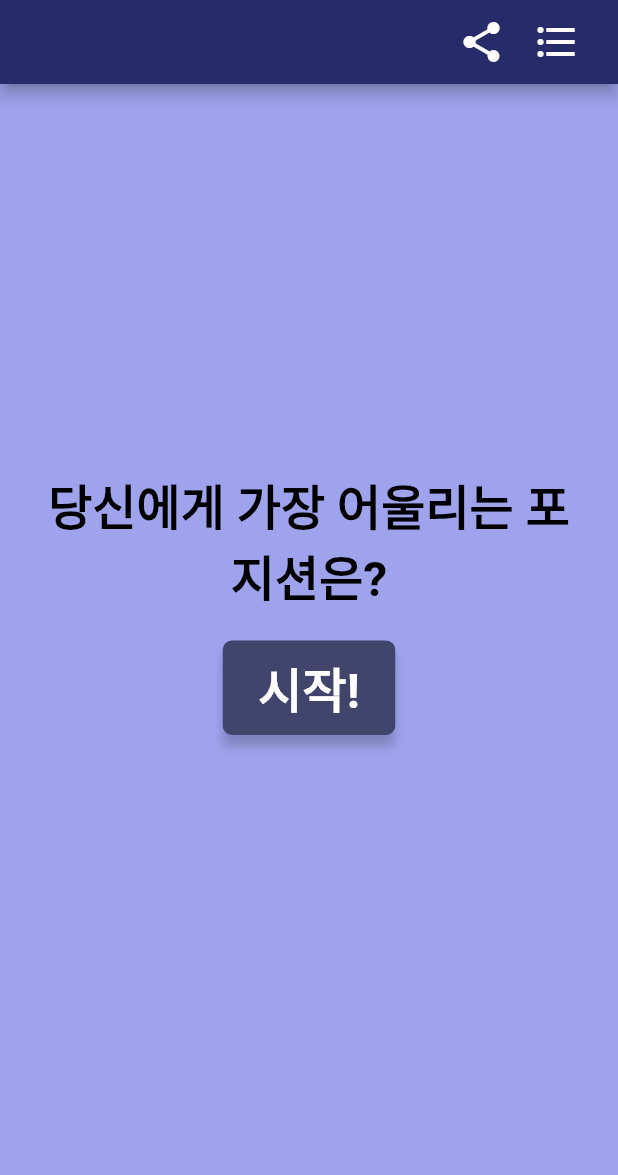
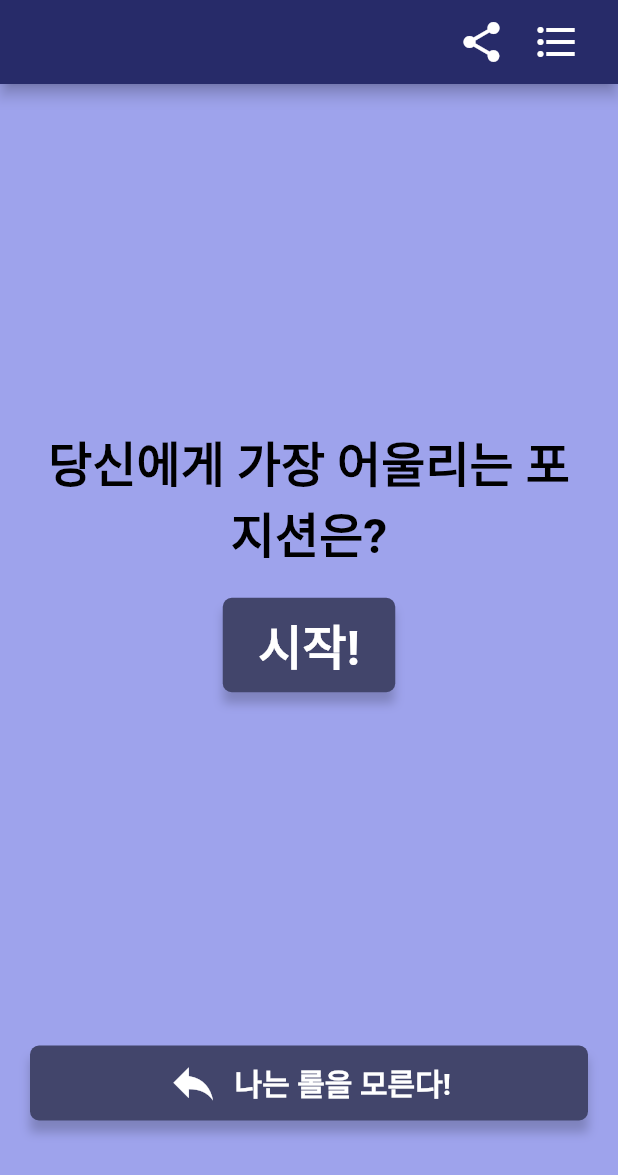
Before and after one commit to gns0170/flutter_app_7, a Flutter app: the screen it shows after launch, on a phone screen of 412 x 824 dp. Shown: the top 1175 px of the screen. Run offline on Flutter 3.47's test engine with Material 2 defaults, Android fonts, the phone set to English and light mode, and no system bars; drawn by our look-alikes of google_mobile_ads; our stand-ins replace charts_flutter, cloud_firestore, cloud_functions, firebase_auth, firebase_core, google_sign_in and 3 more; missing offline and left inert: achievement_view; accounts and stored records are empty; network calls fail.

```diff
--- a/lib/screens/home.dart
+++ b/lib/screens/home.dart
@@ -1,6 +1,7 @@
 import 'package:flutter/material.dart';
 
 import 'package:flutter_application_7/provider/switch.dart';
+import 'package:in_app_purchase/in_app_purchase.dart';
 
 import '../widgets/parts/layout.dart';
 import '../widgets/parts/button.dart';
@@ -71,16 +72,14 @@ class HomeState extends State<Home> {
           ),
         ),
         const Spacer(flex: 3),
-        // DarkButton(
-        //   text: "나는 롤을 모른다!",
-        //   height: 50,
-        //   onPressed: () {
-        //     setState(() {
-        //       switchAd = !switchAd;
-        //     });
-        //   },
-        //   icon: Icons.reply,
-        // ),
+        DarkButton(
+          text: "나는 롤을 모른다!",
+          height: 50,
+          onPressed: () {
+            setState(() {});
+          },
+          icon: Icons.reply,
+        ),
         const SizedBox(
           height: 10,
         ),
```
Also changed, not shown: lib/widgets/parts/appbar.dart (+23 -2 lines).
